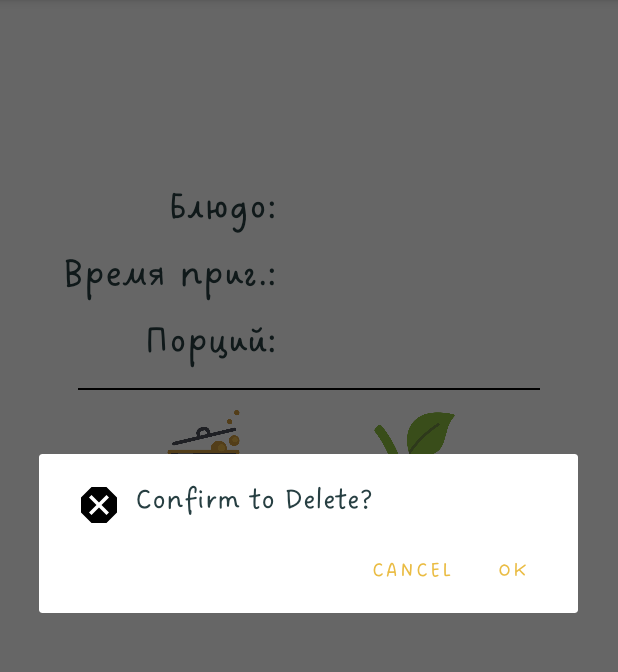
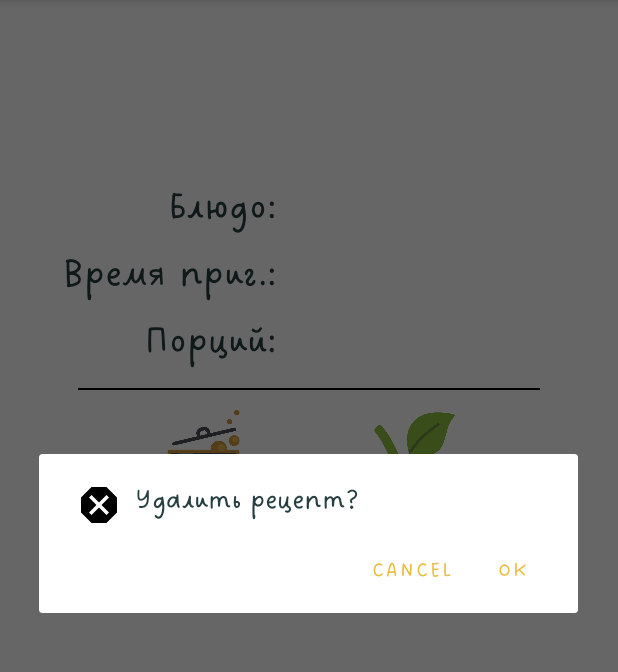
Before and after one commit to CanulaYo/RecipeBookStasyuk, an Android app: the fragment SingleRecipeFragment placed in its activity, after a tap on "Удалить", on a phone screen of 412 x 824 dp, the part 84-756 px from its top. Run offline under Robolectric (Android 15) with nearby library versions, the light colour scheme and no system bars; 4 statements that could not run were skipped.

Commit message:
Комменты2

```diff
--- a/app/src/main/java/com/projects/android/recipebook/view/add/AddRecipeFragment.kt
+++ b/app/src/main/java/com/projects/android/recipebook/view/add/AddRecipeFragment.kt
@@ -4,6 +4,7 @@ import android.content.Intent
 import android.content.pm.PackageManager
 import android.content.pm.ResolveInfo
 import android.net.Uri
+import android.os.Build
 import android.os.Bundle
 import android.text.*
 import android.view.*
@@ -14,6 +15,7 @@ import android.widget.ArrayAdapter
 import android.widget.AutoCompleteTextView
 import androidx.activity.addCallback
 import androidx.activity.result.contract.ActivityResultContracts
+import androidx.annotation.RequiresApi
 import androidx.appcompat.app.AlertDialog
 import androidx.core.view.MenuHost
 import androidx.core.view.MenuProvider
@@ -471,6 +473,7 @@ class AddRecipeFragment : Fragment() {
                 menuInflater.inflate(R.menu.fragment_menu_add_recipe, menu)
             }
 
+            @RequiresApi(Build.VERSION_CODES.Q)
             override fun onMenuItemSelected(menuItem: MenuItem): Boolean {
                 return when (menuItem.itemId) {
                     R.id.cancel -> {
--- a/app/src/main/java/com/projects/android/recipebook/view/list/filters/FiltersFragment.kt
+++ b/app/src/main/java/com/projects/android/recipebook/view/list/filters/FiltersFragment.kt
@@ -25,7 +25,7 @@ class FiltersFragment : Fragment() {
     private var _binding: FragmentFiltersBinding? = null
     private val binding
         get() = checkNotNull(_binding) {
-            "Cannot access binding because it is null. Is the view visible?"
+            ""
         }
 
     override fun onCreateView(
--- a/app/src/main/java/com/projects/android/recipebook/view/single/SingleRecipeFragment.kt
+++ b/app/src/main/java/com/projects/android/recipebook/view/single/SingleRecipeFragment.kt
@@ -36,7 +36,7 @@ class SingleRecipeFragment : Fragment() {
     private var _binding: FragmentSingleRecipeBinding? = null
     private val binding
         get() = checkNotNull(_binding) {
-            "Cannot access binding because it is null. Is the view visible?"
+            ""
         }
 
     private var _bindingIngredientsList = mutableListOf<ItemSingleIngredientBinding?>()
@@ -227,7 +227,7 @@ class SingleRecipeFragment : Fragment() {
             override fun onMenuItemSelected(menuItem: MenuItem): Boolean {
                 return when (menuItem.itemId) {
                     R.id.delete_recipe -> {
-                        AlertDialog.Builder(requireContext()).setTitle("Confirm to Delete?")
+                        AlertDialog.Builder(requireContext()).setTitle("Удалить рецепт?")
                             .setIcon(R.drawable.ic_baseline_dangerous_24)
                             .setPositiveButton(android.R.string.ok) { _, _ ->
                                 viewLifecycleOwner.lifecycleScope.launch {
--- a/app/src/main/java/com/projects/android/recipebook/view/single/SingleRecipeViewModel.kt
+++ b/app/src/main/java/com/projects/android/recipebook/view/single/SingleRecipeViewModel.kt
@@ -45,7 +45,7 @@ class SingleRecipeViewModel(recipeID: Int) : ViewModel() {
         _state.value?.recipe?.pictureFileName?.let {
             if (!PictureUtils.getPicture(context, it).delete()) {
                 Toast.makeText(
-                    context, "Fail to delete picture", Toast.LENGTH_SHORT
+                    context, "Не удалось удалить фотографию", Toast.LENGTH_SHORT
                 ).show()
             }
         }
```
